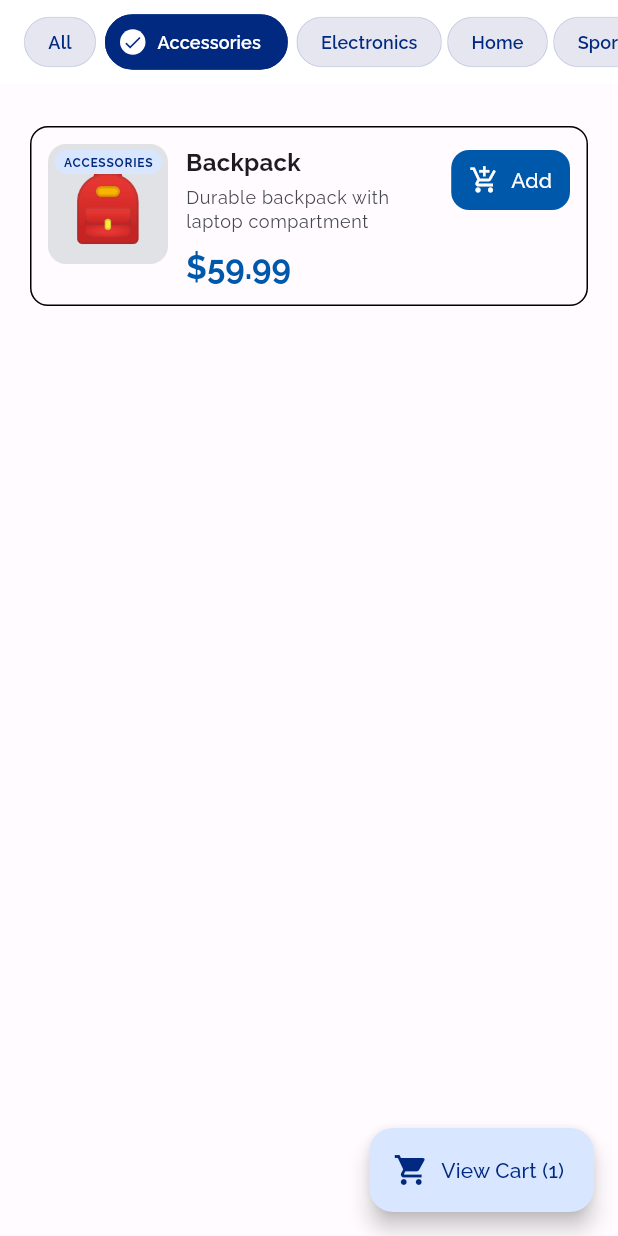
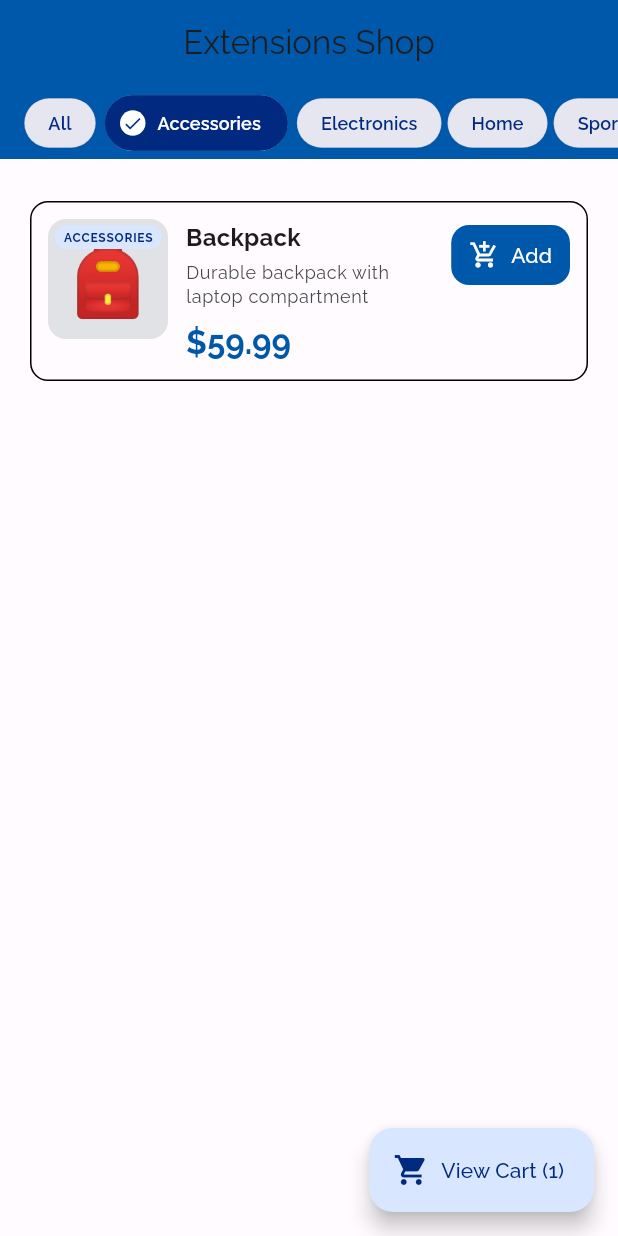
Before and after one commit to xephas-official/flutter_extensions, a Flutter app: the screen it shows after launch, after a tap on "Add", after a tap on "Accessories", on a phone screen of 412 x 824 dp. Run offline on Flutter 3.47's test engine with Material 3 defaults, Android fonts, the phone set to English and light mode, and no system bars; our stand-ins replace flutter_riverpod, google_fonts.

Commit message:
refactor: update AppBar theme properties and enhance CategoryFilters widget layout

```diff
--- a/lib/app/theme/app_theme.dart
+++ b/lib/app/theme/app_theme.dart
@@ -37,16 +37,16 @@ class AppTheme {
       visualDensity: VisualDensity.adaptivePlatformDensity,
 
       //* -- Appbar
-      appBarTheme: AppBarTheme(
+      appBarTheme: const AppBarTheme(
         centerTitle: true,
-        elevation: 0,
-        scrolledUnderElevation: 0,
-        backgroundColor: blue,
-        foregroundColor: white,
-        titleTextStyle: boldTextStyle.copyWith(
-          fontSize: 18,
-          color: white,
-        ),
+        // elevation: 0,
+        // scrolledUnderElevation: 0,
+        // backgroundColor: blue,
+        // foregroundColor: white,
+        // titleTextStyle: boldTextStyle.copyWith(
+        //   fontSize: 18,
+        //   color: white,
+        // ),
       ),
 
       //* -- Tooltip
--- a/lib/features/products/products_screen.dart
+++ b/lib/features/products/products_screen.dart
@@ -20,11 +20,11 @@ class ProductsScreen extends ConsumerWidget {
 
     return Scaffold(
       appBar: AppBar(
+        backgroundColor: appColor,
         title: const Text('Extensions Shop'),
         bottom: PreferredSize(
-          preferredSize: const Size.fromHeight(0),
-          child: // Category filter chips
-          CategoryFilters(
+          preferredSize: const Size.fromHeight(50),
+          child: CategoryFilters(
             categories: categories,
             selectedCategory: selectedCategory,
           ),
--- a/lib/features/products/widgets/category_filters.dart
+++ b/lib/features/products/widgets/category_filters.dart
@@ -17,11 +17,7 @@ class CategoryFilters extends ConsumerWidget {
 
   @override
   Widget build(BuildContext context, WidgetRef ref) {
-    return Container(
-      height: kToolbarHeight,
-      alignment: Alignment.center,
-      color: Colors.white,
-      child: SingleChildScrollView(
+    return SingleChildScrollView(
       scrollDirection: Axis.horizontal,
       child: Row(
         mainAxisAlignment: MainAxisAlignment.center,
@@ -33,7 +29,7 @@ class CategoryFilters extends ConsumerWidget {
 
           final backColor = navyBlue.withValues(alpha: 0.1);
           const selectedColor = navyBlue;
-            const textColor = Colors.white;
+          const textColor = white;
 
           final enabledPadding = isSelected
               ? const EdgeInsets.symmetric(horizontal: 4)
@@ -86,7 +82,6 @@ class CategoryFilters extends ConsumerWidget {
           );
         }),
       ),
-      ),
     );
   }
 }
```
Lines whose indentation alone changed are shown as unchanged.
